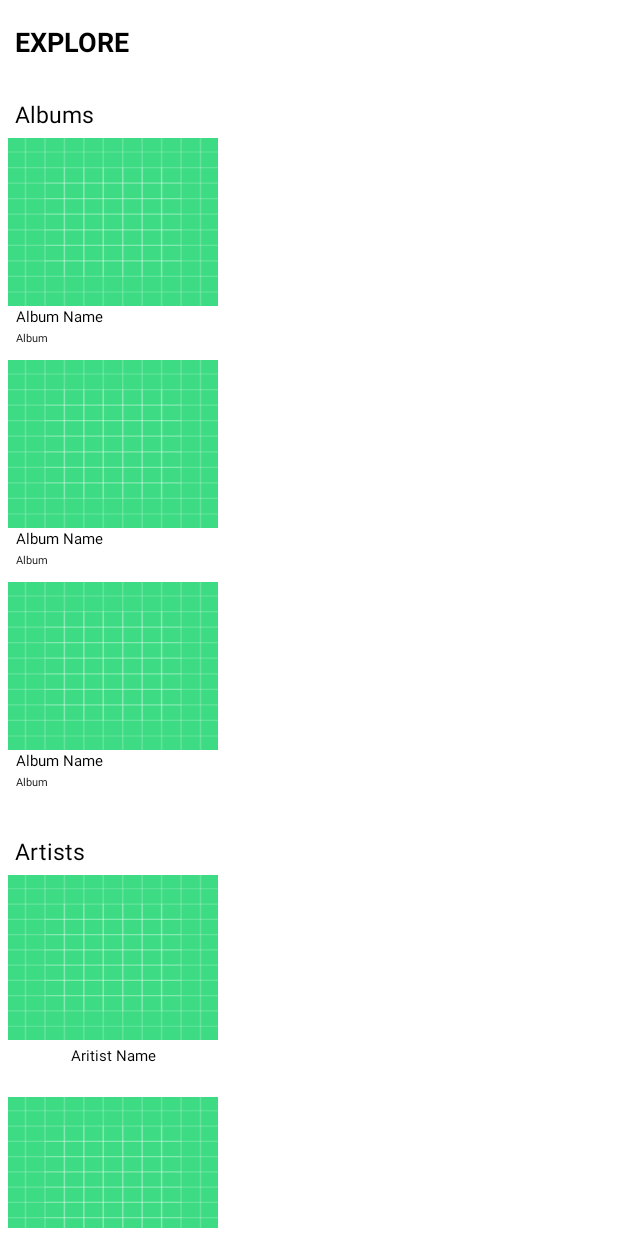
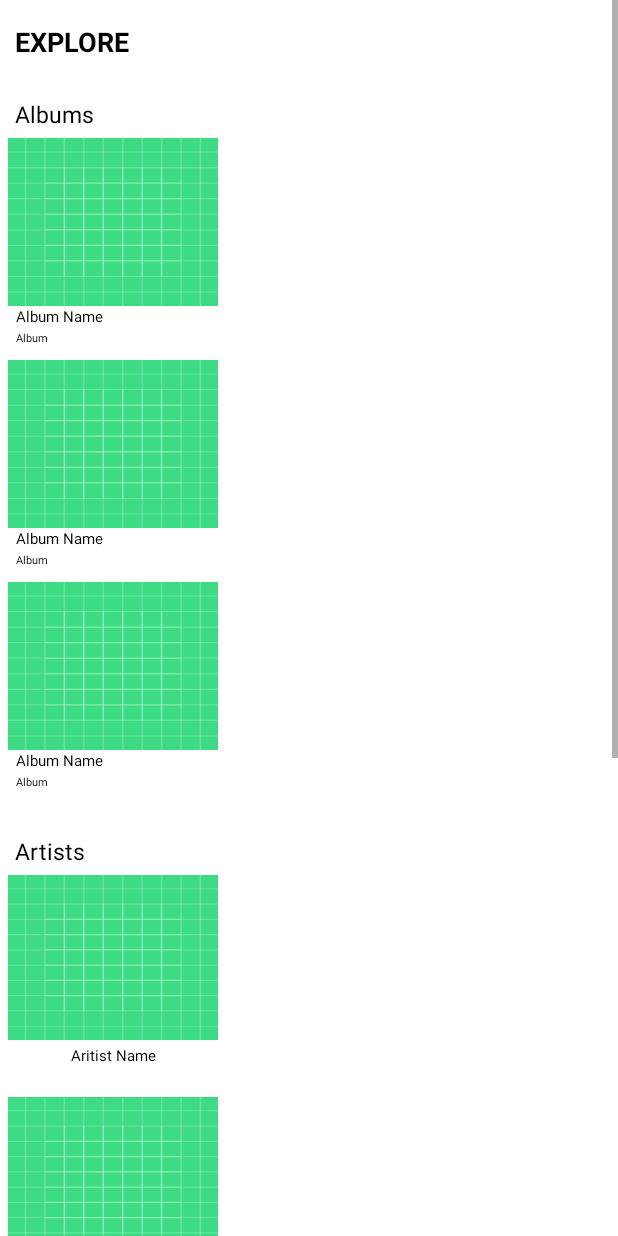
Before and after one commit to rahulshah5/MusicStreamingAndroidApp, an Android app: the layout activity_home.xml on its own in the app's theme, with its tools: preview values and no code run, on a phone screen of 412 x 824 dp. Run offline under Robolectric (Android 15) with nearby library versions, the phone set to English and light mode, and no system bars.

Commit message:
explore page scrollable

```diff
--- a/app/src/main/res/layout/activity_home.xml
+++ b/app/src/main/res/layout/activity_home.xml
@@ -1,4 +1,8 @@
 <?xml version="1.0" encoding="utf-8"?>
+<ScrollView
+    xmlns:android="http://schemas.android.com/apk/res/android"
+    android:layout_width="match_parent"
+    android:layout_height="match_parent">
     <RelativeLayout xmlns:android="http://schemas.android.com/apk/res/android"
         android:layout_width="match_parent"
         android:layout_height="match_parent"
@@ -98,3 +102,4 @@
 
         </LinearLayout>
     </RelativeLayout>
+</ScrollView>
--- a/app/src/main/res/layout/activity_main.xml
+++ b/app/src/main/res/layout/activity_main.xml
@@ -11,6 +11,7 @@
         android:layout_width="match_parent"
         android:layout_height="match_parent"
         android:orientation="vertical"
+        android:layout_above="@id/bottomnav"
         android:id="@+id/container"/>
 
     <com.google.android.material.bottomnavigation.BottomNavigationView
```
Lines whose indentation alone changed are shown as unchanged.
